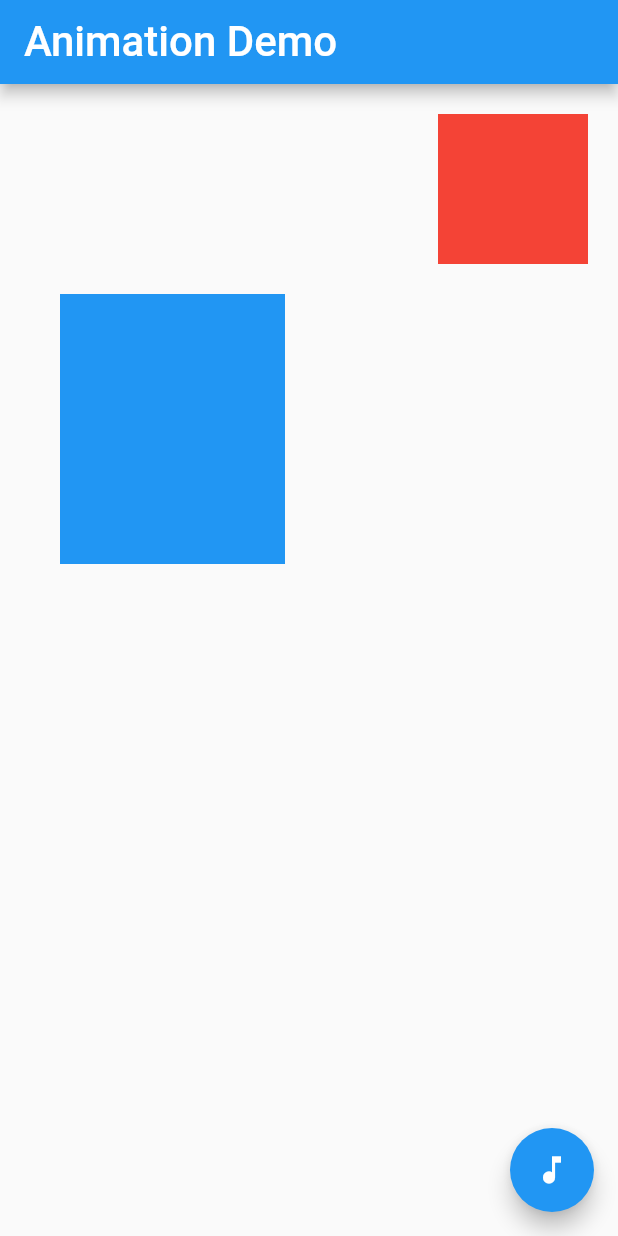
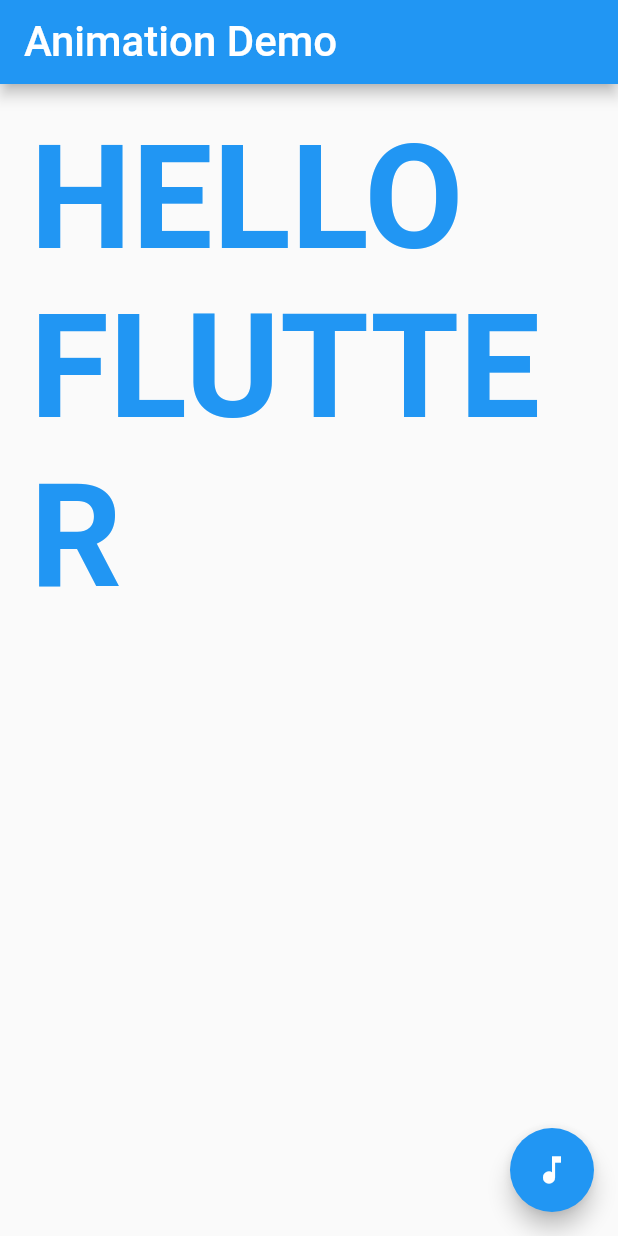
Before and after one commit to Sakiika2128/f_test, a Flutter app: the screen it shows after launch, on a phone screen of 412 x 824 dp. Run offline on Flutter 3.47's test engine with Material 2 defaults, Android fonts, the phone set to English and light mode, and no system bars.

Commit message:
AnimatedDefaultTextStyleで文字を動かす

```diff
--- a/lib/first_page.dart
+++ b/lib/first_page.dart
@@ -26,28 +26,15 @@ class _MyHomePageState extends State<MyHomePage>{
         padding: EdgeInsets.all(20),
         child: Column(
           children: [
-            AnimatedAlign(
-              alignment: flg ? Alignment.topLeft : Alignment.topRight,
-              duration: const Duration(seconds: 1),
-              child: Container(
-                color: Colors.red,
-                height: 100,
-                width: 100,
+            AnimatedDefaultTextStyle(
+              duration: const Duration(seconds: 2),
+              style: TextStyle(
+                fontSize: flg ? 48 : 96,
+                fontWeight: FontWeight.bold,
+                color: flg ? Colors.red : Colors.blue,
               ),
-              curve: Curves.linear,
+              child: Text('HELLO FLUTTER'),
             ),
-            Padding(
-              padding: EdgeInsets.all(20),
-              child: AnimatedAlign(
-                alignment: flg ? Alignment.topRight : Alignment.topLeft,
-                duration: const Duration(seconds: 3),
-                child: Container(
-                  color: Colors.blue,
-                  height: 180,
-                  width: 150,
-                ),
-              ),
-            )
           ],
         ),
       ),
```
